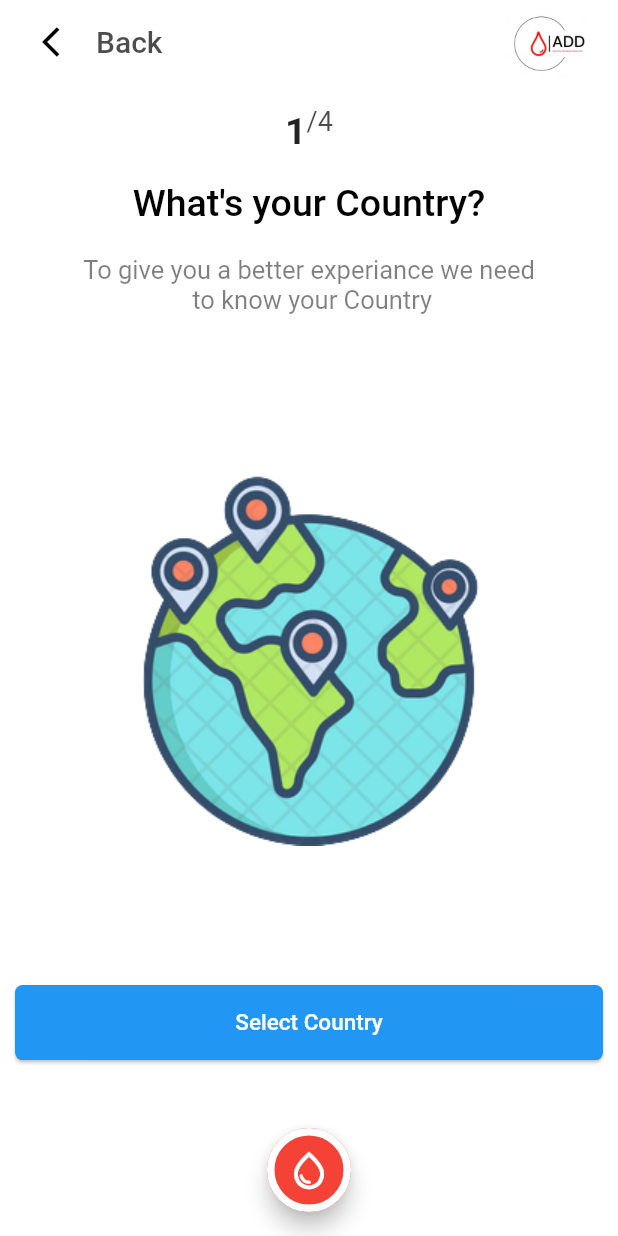
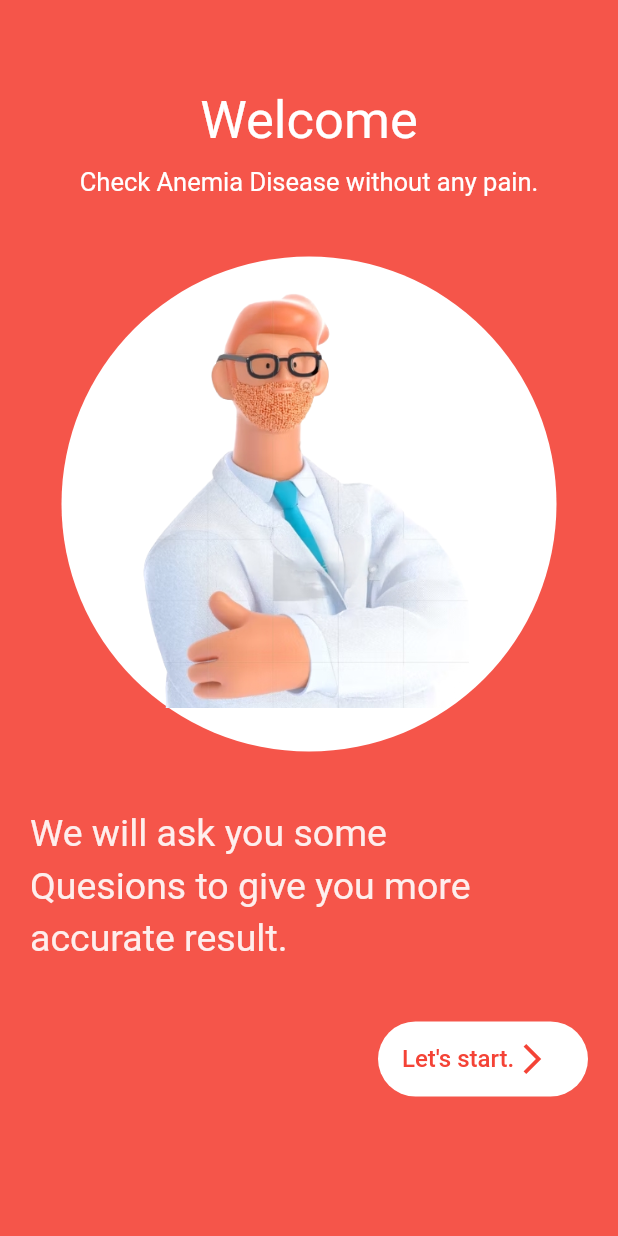
Before and after one commit to Kerolos129Yousef/NAD, a Flutter app: the screen it shows after launch, after a tap on "Skip for now", on a phone screen of 412 x 824 dp. Run offline on Flutter 3.47's test engine with Material 2 defaults, Android fonts, the phone set to English and light mode, and no system bars; our stand-ins replace country_picker, flutter_svg, image_picker; missing offline and left inert: horizontal_picker.

Commit message:
implement country_tap& eye_image_tap& welcome_screen add imagePicker plugin

```diff
--- a/lib/login/login_screen.dart
+++ b/lib/login/login_screen.dart
@@ -1,6 +1,7 @@
 import 'package:add/home_screen.dart';
 import 'package:add/login/button_global.dart';
 import 'package:add/login/social_login.dart';
+import 'package:add/welcome_screen.dart';
 import 'package:flutter/material.dart';
 import 'package:add/login/FormField.dart';
 
@@ -91,7 +92,7 @@ class LoginScreen extends StatelessWidget {
             SizedBox(height: 25,),
             InkWell(
               onTap: (){
-                Navigator.pushNamed(context, HomeScreen.routeName);
+                Navigator.pushNamed(context, WelcomeScreen.routeName);
               },
                 child: Container(
                 padding: EdgeInsets.only(bottom: 1),
--- a/lib/main.dart
+++ b/lib/main.dart
@@ -1,6 +1,7 @@
 import 'package:add/home_screen.dart';
 import 'package:add/login/login_screen.dart';
 import 'package:add/splash_screen.dart';
+import 'package:add/welcome_screen.dart';
 import 'package:flutter/material.dart';
 import 'package:flutter/services.dart';
 import 'package:add/loading_screen.dart';
@@ -21,7 +22,8 @@ class MyApp extends StatelessWidget {
         HomeScreen.routeName:(_)=>HomeScreen(),
        SplashScreen.routeName:(_)=>SplashScreen(),
        LoadingScreen.routeName:(_)=>LoadingScreen(),
-       LoginScreen.routeName:(_)=>LoginScreen()
+       LoginScreen.routeName:(_)=>LoginScreen(),
+       WelcomeScreen.routeName:(_)=>WelcomeScreen()
      },
       debugShowCheckedModeBanner: false,
 
--- a/lib/user_data_screen/Gender/gender_tap.dart
+++ b/lib/user_data_screen/Gender/gender_tap.dart
@@ -50,7 +50,9 @@ class GenderTap extends StatelessWidget {
           SizedBox(
             height: 30,
           ),
-          Row(
+          Container(
+            margin: EdgeInsets.symmetric(horizontal: 10),
+            child: Row(
               children: [
                 Expanded(
                   child: InkWell(
@@ -80,6 +82,7 @@ class GenderTap extends StatelessWidget {
                   ),
                 )
               ],
+            ),
           )
         ],
       ),
--- a/lib/user_data_screen/country_tap.dart
+++ b/lib/user_data_screen/country_tap.dart
@@ -1,6 +1,8 @@
 import 'package:add/util/utilities.dart';
 import 'package:country_picker/country_picker.dart';
 import 'package:flutter/material.dart';
+
+
 
 class CountryTap extends StatelessWidget {
   String selectedCountry = "";
@@ -38,6 +40,7 @@ class CountryTap extends StatelessWidget {
                 onSelect: (Country country) {
                   selectedCountry = country.name;
                   print(selectedCountry);
+
                 },
                 countryListTheme: CountryListThemeData(
                   // Optional. Sets the border radius for the bottomsheet.
@@ -64,7 +67,7 @@ class CountryTap extends StatelessWidget {
                 ),
               );
             },
-            child: const Text('Select Country',style: TextStyle(fontSize: 15)),
+            child: const Text('Select Country',style: TextStyle(fontSize: 17)),
           ),
         ],
       ),
--- /dev/null
+++ b/lib/welcome_screen.dart
@@ -0,0 +1,83 @@
+import 'package:add/home_screen.dart';
+import 'package:flutter/material.dart';
+
+class WelcomeScreen extends StatelessWidget {
+  static const String routeName = "WelcomeScreen";
+  @override
+  Widget build(BuildContext context) {
+    return Scaffold(
+      backgroundColor: Colors.red.withOpacity(0.9),
+      body: Column(
+        crossAxisAlignment: CrossAxisAlignment.center,
+        children: [
+          SizedBox(height: 60,),
+          Text("Welcome",style: TextStyle(color: Colors.white,fontSize: 35),),
+          SizedBox(height: 10,),
+          Text("Check Anemia Disease without any pain.",style: TextStyle(color: Colors.white,fontSize: 17),),
+          SizedBox(
+            height: 40,
+          ),
+          Container(
+            alignment: Alignment.center,
+            child: Stack(
+              alignment: Alignment.bottomRight,
+              children: [
+                Container(
+                  height: 330,
+                  width: 330,
+                  decoration: BoxDecoration(
+                      color: Colors.white, shape: BoxShape.circle),
+                ),
+                Container(
+                    margin: EdgeInsets.only(bottom: 29, right: 38),
+                    child: Image.asset(
+                      "assets/images/doctor_icon.png",
+                      width: 280,
+                      height: 280,
+                    ))
+              ],
+            ),
+          ),
+          SizedBox(
+            height: 35,
+          ),
+          Container(
+            padding: EdgeInsets.only(left: 20),
+            child: Text(
+              "We will ask you some \nQuesions to give you more accurate result.",
+              style: TextStyle(fontSize: 25, color: Colors.white.withOpacity(0.9),height: 1.4),textAlign: TextAlign.start
+             ,
+            ),
+          ),
+          SizedBox(height: 40,),
+          Container(
+            margin: EdgeInsets.only(right: 20),
+            alignment: Alignment.centerRight,
+            child: SizedBox(
+              width: 140,
+                height: 50,
+              child: ElevatedButton(
+                style: ElevatedButton.styleFrom(
+                  elevation: 0,
+                  backgroundColor: Colors.white,
+                  foregroundColor: Colors.red,
+                  shape: RoundedRectangleBorder(borderRadius: BorderRadius.circular(30))
+                ),
+                onPressed: (){
+                  Navigator.pushNamed(context, HomeScreen.routeName);
+                },
+                child: Row(
+                  children: [
+                    Text("Let's start.",style: TextStyle(fontSize: 16),),
+                    Icon(Icons.arrow_forward_ios),
+                  ],
+                ),
+              ),
+            ),
+          )
+        ],
+      ),
+
+      );
+  }
+}
--- a/pubspec.yaml
+++ b/pubspec.yaml
@@ -38,6 +38,8 @@ dependencies:
   flutter_svg: ^2.0.2
   horizontal_picker: ^1.2.0
   country_picker: ^2.0.20
+  image_picker: ^0.8.6+4
+  path: 1.8.2
 
 dev_dependencies:
   flutter_test:
```
Also changed, not shown: lib/data_of_model.dart (added, +7 -0 lines), lib/user_data_screen/eye_image_tap.dart (+50 -3 lines), assets/images/doctor_icon.png (added), assets/images/eye_detection_t.png (added), assets/images/eye_icon.png (added), pubspec.lock. Lines whose indentation alone changed are shown as unchanged.
